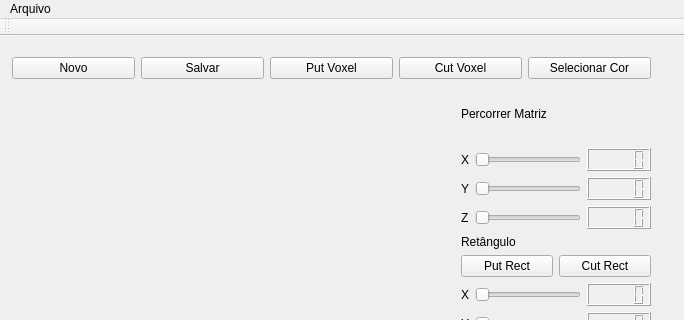
Above: Escultor3d/mainwindow.ui from thuize/Escultor3D before the change; both pictures show x 0 to 684 and y 0 to 320 of the 684 by 623 pixel window. Below: the same form after it.
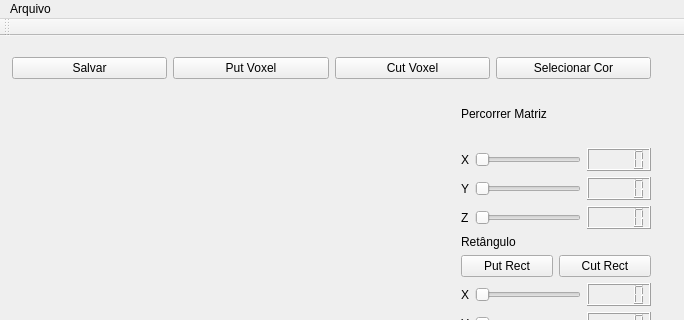
That is the form after the change. Custom widgets are drawn as their Qt base class.

```diff
--- a/Escultor3d/mainwindow.ui
+++ b/Escultor3d/mainwindow.ui
@@ -14,7 +14,7 @@
    <string>MainWindow</string>
   </property>
   <widget class="QWidget" name="centralWidget">
-   <widget class="QWidget" name="">
+   <widget class="QWidget" name="layoutWidget">
     <property name="geometry">
      <rect>
       <x>1</x>
@@ -26,13 +26,6 @@
     <layout class="QVBoxLayout" name="verticalLayout_11">
      <item>
       <layout class="QHBoxLayout" name="horizontalLayout_15">
-       <item>
-        <widget class="QPushButton" name="pushButton_Novo">
-         <property name="text">
-          <string>Novo</string>
-         </property>
-        </widget>
-       </item>
        <item>
         <widget class="QPushButton" name="pushButton_2">
          <property name="text">
```
